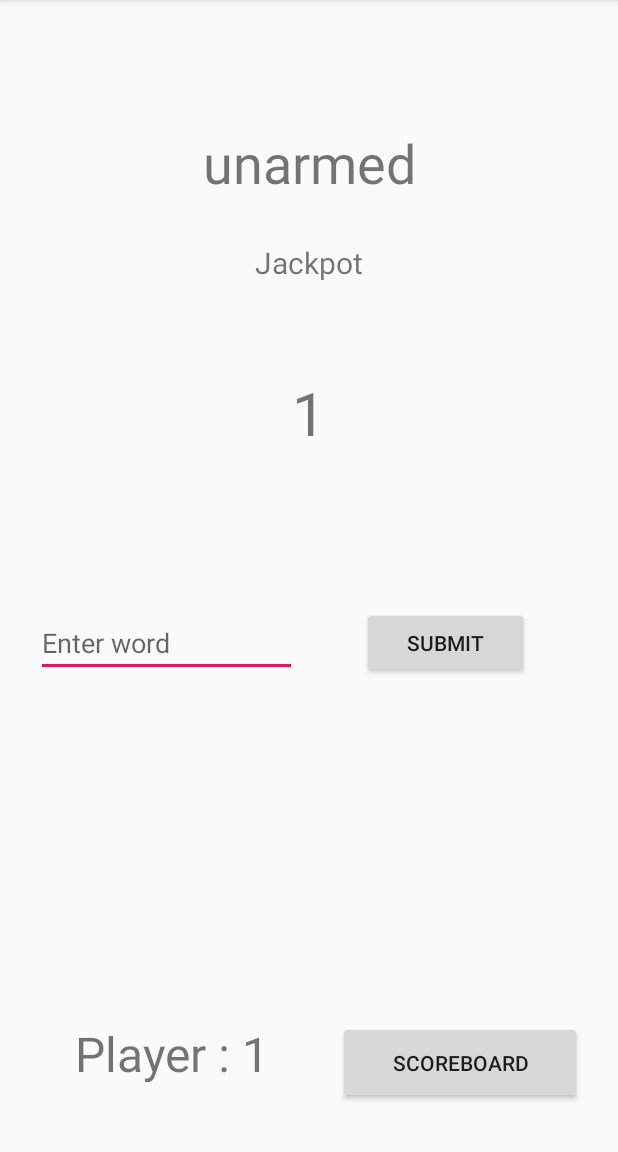
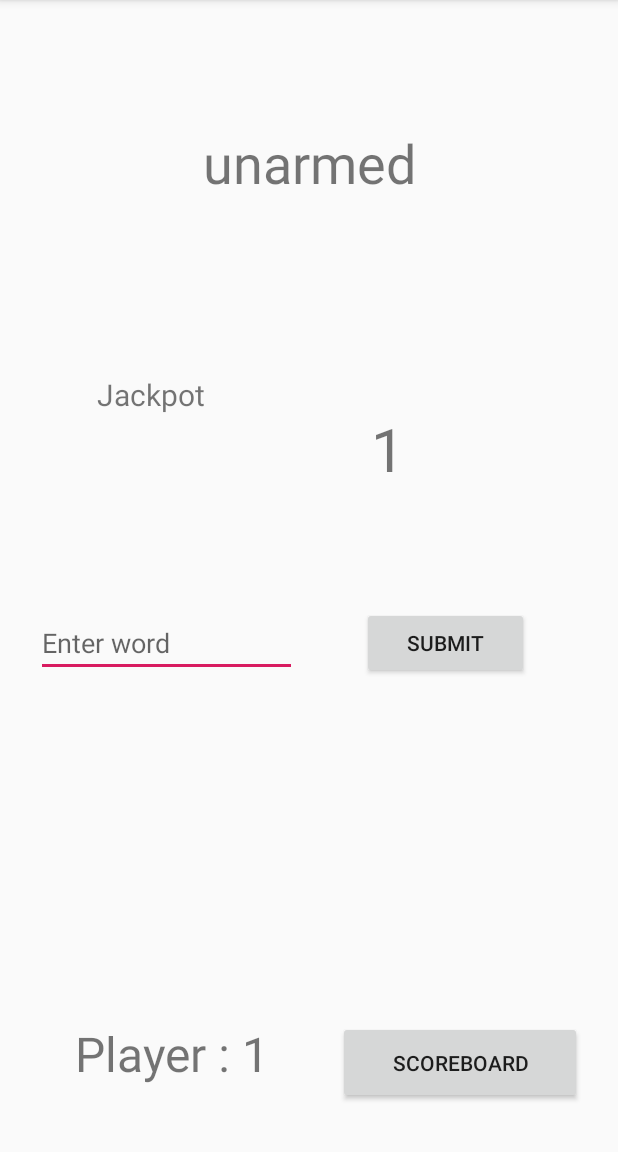
Before and after one commit to glie2/FreedomOfSpeech, an Android app: the GameActivity screen opened directly, with no data from a screen before it, on a phone screen of 412 x 824 dp, the part 84-1236 px from its top. Run offline under Robolectric (Android 15) with nearby library versions, the phone set to English and light mode, and no system bars.

Commit message:
GameActivity: small UI change

```diff
--- a/app/src/main/res/layout/activity_game.xml
+++ b/app/src/main/res/layout/activity_game.xml
@@ -58,13 +58,11 @@
         android:id="@+id/textJackpot"
         android:layout_width="129dp"
         android:layout_height="43dp"
-        android:layout_marginStart="32dp"
-        android:layout_marginTop="16dp"
-        android:layout_marginEnd="32dp"
+        android:layout_marginStart="36dp"
+        android:layout_marginTop="104dp"
         android:text="Jackpot"
         android:textAlignment="center"
         android:textSize="20sp"
-        app:layout_constraintEnd_toEndOf="parent"
         app:layout_constraintStart_toStartOf="parent"
         app:layout_constraintTop_toBottomOf="@+id/mainWord" />
 
@@ -73,17 +71,15 @@
         android:layout_width="107dp"
         android:layout_height="60dp"
         android:layout_marginStart="8dp"
-        android:layout_marginTop="24dp"
-        android:layout_marginEnd="8dp"
-        android:layout_marginBottom="8dp"
+        android:layout_marginEnd="76dp"
+        android:layout_marginBottom="436dp"
         android:text="0"
         android:textAlignment="center"
         android:textSize="40sp"
         app:layout_constraintBottom_toBottomOf="parent"
         app:layout_constraintEnd_toEndOf="parent"
-        app:layout_constraintStart_toStartOf="parent"
-        app:layout_constraintTop_toBottomOf="@+id/textJackpot"
-        app:layout_constraintVertical_bias="0.041" />
+        app:layout_constraintHorizontal_bias="0.581"
+        app:layout_constraintStart_toEndOf="@+id/textJackpot" />
 
     <TextView
         android:id="@+id/errorMessage"
```
